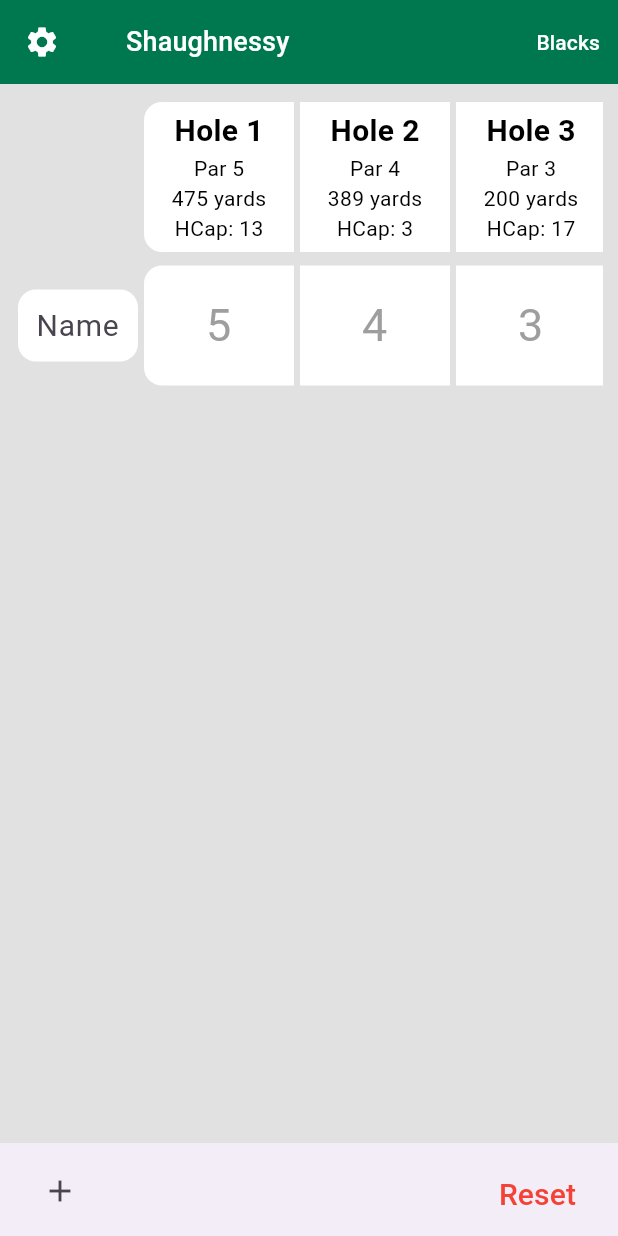
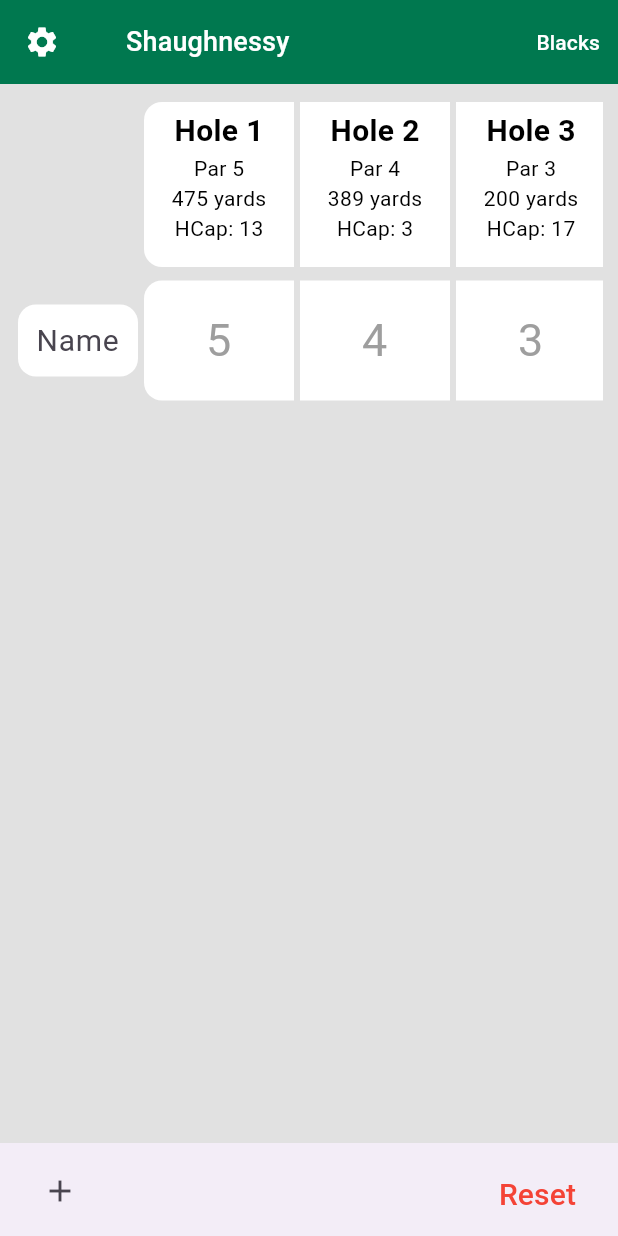
Before and after one commit to joe-mcdonald/scorecard_app, a Flutter app: the screen it shows after launch, on a phone screen of 412 x 824 dp. Run offline on Flutter 3.47's test engine with Material 3 defaults, Android fonts, the phone set to English and light mode, and no system bars; our stand-ins replace csv, shared_preferences.

Commit message:
minor edites

```diff
--- a/lib/home_screen.dart
+++ b/lib/home_screen.dart
@@ -1,5 +1,4 @@
 import 'package:flutter/cupertino.dart';
-import 'package:flutter/gestures.dart';
 import 'package:flutter/material.dart';
 import 'package:scorecard_app/widgets/course_action_sheet.dart';
 import 'package:scorecard_app/widgets/player_row.dart';
@@ -344,7 +343,7 @@
                               ignoring: false,
                               child: Container(
                                 width: 100,
-                                height: 100,
+                                height: 110,
                                 margin: const EdgeInsets.all(2),
                                 decoration: BoxDecoration(
                                   color: Colors.white,
```
Also changed, not shown: 3 other files.
